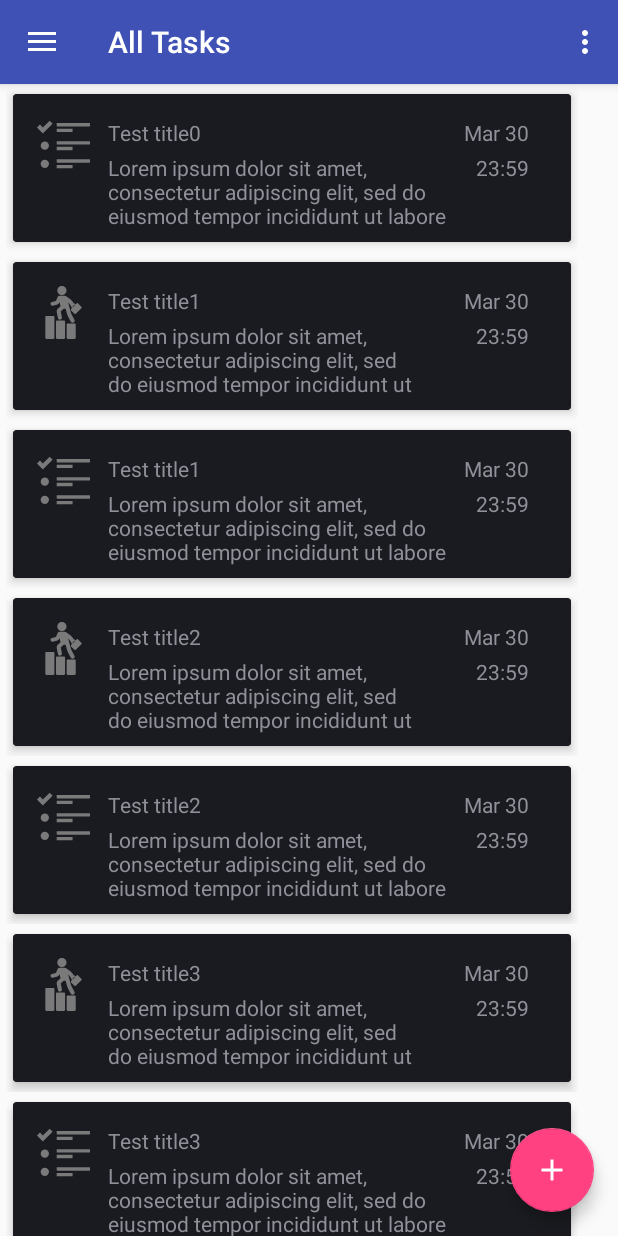
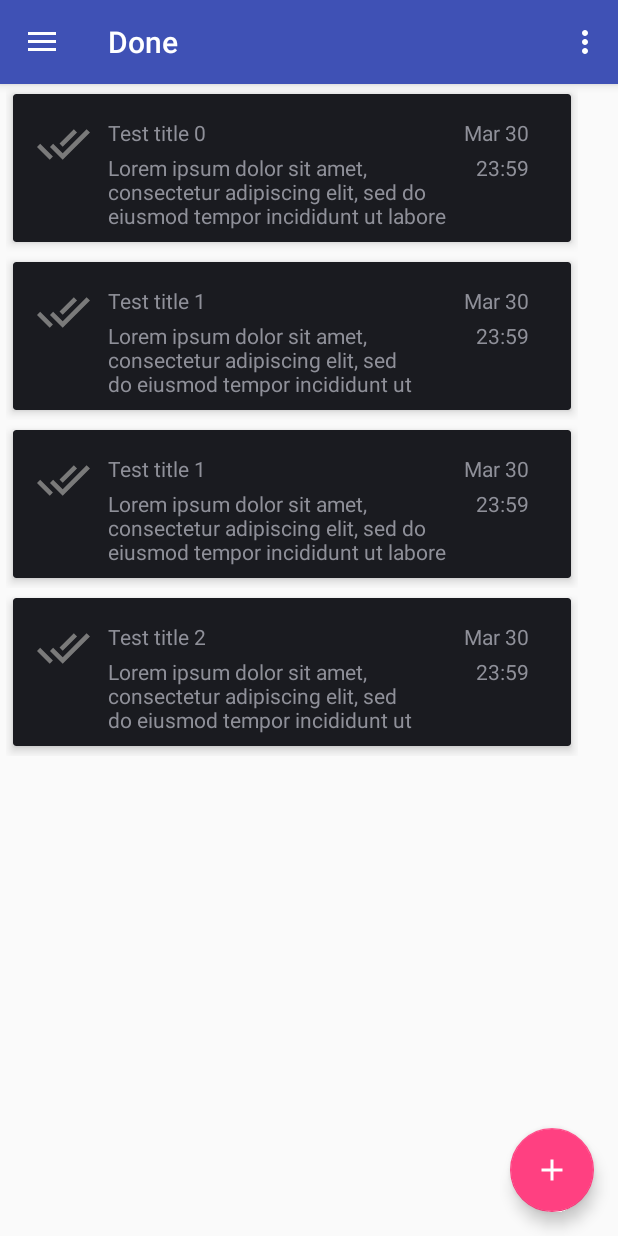
Before and after one commit to AnthonyKontsevoy/my-tasks-android-app, an Android app: the screen it shows after launch (ActivityTasks), in the side drawer, after a tap on "Done", on a phone screen of 412 x 824 dp. Run offline under Robolectric (Android 15) with nearby library versions, the phone set to English and light mode, and no system bars.

Commit message:
1) Fixed the incorrect icons showing in the task cards 2) Switched fragment container view back to framelayout and fixed the cards overlapping when switching between fragments

```diff
--- a/app/src/main/AndroidManifest.xml
+++ b/app/src/main/AndroidManifest.xml
@@ -25,7 +25,7 @@
 
         <activity
             android:name=".tasksview.activity.ActivityTasks"
-            android:label="@string/title_activity_tasks"
+            android:label="@string/app_name"
             android:theme="@style/AppTheme.NoActionBar" />
     </application>
 
--- a/app/src/main/java/com/anthonyestacado/mytasks/model/MyUtils.java
+++ b/app/src/main/java/com/anthonyestacado/mytasks/model/MyUtils.java
@@ -72,7 +72,7 @@ public class MyUtils {
         return stringBuilder.substring(11,16);
     }
 
-    public static List<UserTask> getListOfUserTasksForDebug() {
+    public static List<UserTask> getListOfAllUserTasks() {
 
         List<UserTask> userTasksForDebug = new ArrayList<UserTask>();
 
@@ -82,7 +82,7 @@ public class MyUtils {
 
             userTask.setTaskID(1);
             userTask.setAssignedUserID(1);
-            userTask.setTitle("Test title" + String.valueOf(i));
+            userTask.setTitle("Test title " + String.valueOf(i));
             userTask.setDescription("Lorem ipsum dolor sit amet, consectetur adipiscing elit, sed do eiusmod tempor incididunt ut labore et dolore magna aliqua.");
             userTask.setStatus(0);
             userTask.setDueDate("2018-03-30 23:59:06");
@@ -96,7 +96,7 @@ public class MyUtils {
 
             userTask1.setTaskID(1);
             userTask1.setAssignedUserID(1);
-            userTask1.setTitle("Test title" + String.valueOf(i + 1));
+            userTask1.setTitle("Test title " + String.valueOf(i + 1));
             userTask1.setDescription("Lorem ipsum dolor sit amet, consectetur adipiscing elit, sed do eiusmod tempor incididunt ut labore et dolore magna aliqua. Ut enim ad minim veniam, quis nostrud exercitation ullamco laboris nisi ut aliquip ex ea commodo consequat.");
             userTask1.setStatus(1);
             userTask1.setDueDate("2018-03-30 23:59:06");
@@ -109,4 +109,79 @@ public class MyUtils {
 
         return userTasksForDebug;
     }
+
+    public static List<UserTask> getListOfUserTasksInProgress() {
+
+        List<UserTask> userTasksForDebug = new ArrayList<UserTask>();
+
+        for (int i = 0; i < 3; i++) {
+
+            UserTask userTask = new UserTask();
+
+            userTask.setTaskID(1);
+            userTask.setAssignedUserID(1);
+            userTask.setTitle("Test title " + String.valueOf(i));
+            userTask.setDescription("Lorem ipsum dolor sit amet, consectetur adipiscing elit, sed do eiusmod tempor incididunt ut labore et dolore magna aliqua.");
+            userTask.setStatus(0);
+            userTask.setDueDate("2018-03-30 23:59:06");
+            userTask.setHasNotificationAlert(0);
+            userTask.setRepeatMode("never");
+            userTask.setAttachedUser(null);
+
+            userTasksForDebug.add(userTask);
+
+            UserTask userTask1 = new UserTask();
+
+            userTask1.setTaskID(1);
+            userTask1.setAssignedUserID(1);
+            userTask1.setTitle("Test title " + String.valueOf(i + 1));
+            userTask1.setDescription("Lorem ipsum dolor sit amet, consectetur adipiscing elit, sed do eiusmod tempor incididunt ut labore et dolore magna aliqua. Ut enim ad minim veniam, quis nostrud exercitation ullamco laboris nisi ut aliquip ex ea commodo consequat.");
+            userTask1.setStatus(0);
+            userTask1.setDueDate("2018-03-30 23:59:06");
+            userTask1.setHasNotificationAlert(0);
+            userTask1.setRepeatMode("never");
+            userTask1.setAttachedUser(null);
+
+            userTasksForDebug.add(userTask1);
+        }
+
+        return userTasksForDebug;
+    }
+
+    public static List<UserTask> getListOfDoneUserTasks() {
+
+        List<UserTask> userTasksForDebug = new ArrayList<UserTask>();
+
+        for (int i = 0; i < 2; i++) {
+
+            UserTask userTask = new UserTask();
+
+            userTask.setTaskID(1);
+            userTask.setAssignedUserID(1);
+            userTask.setTitle("Test title " + String.valueOf(i));
+            userTask.setDescription("Lorem ipsum dolor sit amet, consectetur adipiscing elit, sed do eiusmod tempor incididunt ut labore et dolore magna aliqua.");
+            userTask.setStatus(1);
+            userTask.setDueDate("2018-03-30 23:59:06");
+            userTask.setHasNotificationAlert(0);
+            userTask.setRepeatMode("never");
+            userTask.setAttachedUser(null);
+
+            userTasksForDebug.add(userTask);
+
+            UserTask userTask1 = new UserTask();
+
+            userTask1.setTaskID(1);
+            userTask1.setAssignedUserID(1);
+            userTask1.setTitle("Test title " + String.valueOf(i + 1));
+            userTask1.setDescription("Lorem ipsum dolor sit amet, consectetur adipiscing elit, sed do eiusmod tempor incididunt ut labore et dolore magna aliqua. Ut enim ad minim veniam, quis nostrud exercitation ullamco laboris nisi ut aliquip ex ea commodo consequat.");
+            userTask1.setStatus(1);
+            userTask1.setDueDate("2018-03-30 23:59:06");
+            userTask1.setHasNotificationAlert(0);
+            userTask1.setRepeatMode("never");
+            userTask1.setAttachedUser(null);
+
+            userTasksForDebug.add(userTask1);
+        }
+        return userTasksForDebug;
+    }
 }
--- a/app/src/main/java/com/anthonyestacado/mytasks/tasksview/activity/ActivityTasks.java
+++ b/app/src/main/java/com/anthonyestacado/mytasks/tasksview/activity/ActivityTasks.java
@@ -3,6 +3,7 @@ package com.anthonyestacado.mytasks.tasksview.activity;
 import android.app.FragmentManager;
 import android.app.FragmentTransaction;
 import android.os.Bundle;
+import android.support.design.widget.CollapsingToolbarLayout;
 import android.support.design.widget.FloatingActionButton;
 import android.support.design.widget.Snackbar;
 import android.view.View;
@@ -14,12 +15,19 @@ import android.support.v7.app.AppCompatActivity;
 import android.support.v7.widget.Toolbar;
 import android.view.Menu;
 import android.view.MenuItem;
+import android.widget.FrameLayout;
+import android.widget.TextView;
+import android.widget.Toast;
 
 import com.anthonyestacado.mytasks.R;
 import com.anthonyestacado.mytasks.tasksview.fragments.taskslist.TasksListFragment;
 
+import org.w3c.dom.Text;
+
 public class ActivityTasks extends AppCompatActivity
                             implements NavigationView.OnNavigationItemSelectedListener, IActivityTasks {
+
+    private Toolbar toolbar;
 
     @Override
     protected void onCreate(Bundle savedInstanceState) {
@@ -28,7 +36,7 @@ public class ActivityTasks extends AppCompatActivity
         setContentView(R.layout.activity_tasks);
 
         //Set up toolbar
-        Toolbar toolbar = (Toolbar) findViewById(R.id.mainActivityToolbar);
+        toolbar = (Toolbar) findViewById(R.id.mainActivityToolbar);
         setSupportActionBar(toolbar);
 
         //Set up fab
@@ -52,19 +60,8 @@ public class ActivityTasks extends AppCompatActivity
         NavigationView navigationView = (NavigationView) findViewById(R.id.nav_view);
         navigationView.setNavigationItemSelectedListener(this);
 
-        //Initialize default fragment
-        TasksListFragment userTasksFragment = new TasksListFragment();
-        FragmentManager fragmentManager = getFragmentManager();
-        FragmentTransaction fragmentTransaction = fragmentManager.beginTransaction();
-
-        //Send a parameters which is used in a fragment to determine what type of tasks it must load
-        Bundle bundleForFragment = new Bundle();
-        bundleForFragment.putString("userTaskSelectionCriteria", String.valueOf(R.string.title_all_tasks));
-        userTasksFragment.setArguments(bundleForFragment);
-
-        //Start fragment
-        fragmentTransaction.add(R.id.fragment_container, userTasksFragment);
-        fragmentTransaction.commit();
+        //load default fragment
+        loadFragmentByCriteria(getResources().getString(R.string.title_all_tasks));
     }
 
     @Override
@@ -91,11 +88,16 @@ public class ActivityTasks extends AppCompatActivity
         // as you specify a parent activity in AndroidManifest.xml.
         int id = item.getItemId();
 
-        //noinspection SimplifiableIfStatement
-        if (id == R.id.action_settings) {
-            return true;
+        switch (id) {
+            case R.id.home: {
+                DrawerLayout drawer = (DrawerLayout) findViewById(R.id.drawer_layout);
+                drawer.openDrawer(GravityCompat.START);
+                return true;
+            }
+            case R.id.action_settings: {
+                return true;
+            }
         }
-
         return super.onOptionsItemSelected(item);
     }
 
@@ -106,16 +108,37 @@ public class ActivityTasks extends AppCompatActivity
         int id = item.getItemId();
 
         if (id == R.id.nav_all_tasks) {
-            // Handle the camera action
+
+            clearFragmentContainer();
+            loadFragmentByCriteria(getResources().getString(R.string.title_all_tasks));
+
         } else if (id == R.id.nav_tasks_in_progress) {
+
+            clearFragmentContainer();
+            loadFragmentByCriteria(getResources().getString(R.string.title_tasks_in_progress));
 
         } else if (id == R.id.nav_done_tasks) {
 
+            clearFragmentContainer();
+            loadFragmentByCriteria(getResources().getString(R.string.title_done_tasks));
+
         } else if (id == R.id.nav_agenda) {
+
+            //TODO: implement agenda as a part of Phase 2
+            Toast toast = Toast.makeText(this, "Coming soon", Toast.LENGTH_LONG);
+            toast.show();
 
         } else if (id == R.id.nav_change_user) {
 
+            //TODO: implement agenda as a part of Phase 2
+            Toast toast = Toast.makeText(this, "Coming soon", Toast.LENGTH_LONG);
+            toast.show();
+
         } else if (id == R.id.nav_settings) {
+
+            //TODO: implement agenda as a part of Phase 2
+            Toast toast = Toast.makeText(this, "Coming soon", Toast.LENGTH_LONG);
+            toast.show();
 
         }
 
@@ -124,10 +147,29 @@ public class ActivityTasks extends AppCompatActivity
         return true;
     }
 
-    public void setToolbarTitle(int resourceID) {
-        Toolbar toolbar = (Toolbar) findViewById(R.id.mainActivityToolbar);
-        setSupportActionBar(toolbar);
-        getSupportActionBar().setTitle(resourceID);
+    private void loadFragmentByCriteria(String criteria) {
+        //Initialize fragment
+        TasksListFragment userTasksFragment = new TasksListFragment();
+        FragmentManager fragmentManager = getFragmentManager();
+        FragmentTransaction fragmentTransaction = fragmentManager.beginTransaction();
+
+        //Send a parameters which is used in a fragment to determine what type of tasks it must load
+        Bundle bundleForFragment = new Bundle();
+        bundleForFragment.putString("criteria", criteria);
+        userTasksFragment.setArguments(bundleForFragment);
+
+        //Start fragment
+        fragmentTransaction.add(R.id.fragment_container, userTasksFragment);
+        fragmentTransaction.commit();
+    }
+
+    private void clearFragmentContainer() {
+        FrameLayout frameLayout = (FrameLayout) findViewById(R.id.fragment_container);
+        frameLayout.removeAllViewsInLayout();
+    }
+
+    public void setToolbarTitle(String toolbarTitle) {
+        getSupportActionBar().setTitle(toolbarTitle);
     }
 
     @Override
--- a/app/src/main/java/com/anthonyestacado/mytasks/tasksview/activity/IActivityTasks.java
+++ b/app/src/main/java/com/anthonyestacado/mytasks/tasksview/activity/IActivityTasks.java
@@ -6,6 +6,6 @@ package com.anthonyestacado.mytasks.tasksview.activity;
 
 public interface IActivityTasks {
 
-    void setToolbarTitle(int resourceID);
+    void setToolbarTitle(String toolbarTitle);
     void expandToolbar();
 }
--- a/app/src/main/java/com/anthonyestacado/mytasks/tasksview/fragments/taskslist/RecyclerViewAdapter.java
+++ b/app/src/main/java/com/anthonyestacado/mytasks/tasksview/fragments/taskslist/RecyclerViewAdapter.java
@@ -55,20 +55,14 @@ public class RecyclerViewAdapter extends RecyclerView.Adapter<UserTaskCardViewHo
         holder.userTaskDueTime.setText(time);
 
         switch (userTask.getStatus()) {
-            //Sets the "All tasks" image
+            //Sets the "In progress" image
             case 0: {
-                holder.statusImage.setImageDrawable(context.getResources().getDrawable(R.drawable.ic_all_tasks));
-                break;
-            }
-
-            //Sets the "In progress" image
-            case 1: {
                 holder.statusImage.setImageDrawable(context.getResources().getDrawable(R.drawable.ic_tasks_in_progress));
                 break;
             }
 
-            //Sets the "Done tasks" image
-            case 2: {
+            //Sets the "Done" image
+            case 1: {
                 holder.statusImage.setImageDrawable(context.getResources().getDrawable(R.drawable.ic_done_tasks));
                 break;
             }
--- a/app/src/main/java/com/anthonyestacado/mytasks/tasksview/fragments/taskslist/TasksListFragment.java
+++ b/app/src/main/java/com/anthonyestacado/mytasks/tasksview/fragments/taskslist/TasksListFragment.java
@@ -20,6 +20,7 @@ import android.widget.ListAdapter;
 import com.anthonyestacado.mytasks.R;
 import com.anthonyestacado.mytasks.model.MyUtils;
 import com.anthonyestacado.mytasks.model.UserTask;
+import com.anthonyestacado.mytasks.tasksview.activity.ActivityTasks;
 import com.anthonyestacado.mytasks.tasksview.activity.IActivityTasks;
 
 import java.util.ArrayList;
@@ -45,12 +46,33 @@ public class TasksListFragment extends Fragment {
 
         userTasksActivity = (IActivityTasks) getActivity();
 
-        if (getArguments() != null) {
-            userTasksSelectionCriteria = getArguments().getString("userTaskSelectionCriteria");
+        Bundle bundle = this.getArguments();
+        if (bundle != null) {
+
+            userTasksSelectionCriteria = getArguments().getString("criteria");
         }
 
         //TODO: load information about tasks into the list
-        userTasksList = MyUtils.getListOfUserTasksForDebug();
+        if (userTasksSelectionCriteria != null) {
+            switch (userTasksSelectionCriteria) {
+                case "All tasks": {
+                    userTasksList = MyUtils.getListOfAllUserTasks();
+                    break;
+                }
+                case "In progress": {
+                    userTasksList = MyUtils.getListOfUserTasksInProgress();
+                    break;
+                }
+                case "Done":{
+                    userTasksList = MyUtils.getListOfDoneUserTasks();
+                    break;
+                }
+                default: {
+                    userTasksList = MyUtils.getListOfAllUserTasks();
+                    break;
+                }
+            }
+        }
 
         RecyclerView recyclerView = (RecyclerView) view.findViewById(R.id.userTasksRecyclerView);
         RecyclerViewAdapter listAdapter = new RecyclerViewAdapter(getActivity().getApplicationContext(), userTasksList);
@@ -59,8 +81,9 @@ public class TasksListFragment extends Fragment {
         recyclerView.setItemAnimator(new DefaultItemAnimator());
         recyclerView.setAdapter(listAdapter);
 
-        //getActivity().setTitle(R.string.title_all_tasks);
-        userTasksActivity.setToolbarTitle(R.string.title_all_tasks);
+        ((ActivityTasks) getActivity()).setToolbarTitle(userTasksSelectionCriteria);
+        //getActivity().setTitle(userTasksSelectionCriteria);
+        //userTasksActivity.setToolbarTitle(userTasksSelectionCriteria);
         return view;
     }
 }
--- /dev/null
+++ b/app/src/main/res/drawable/ic_check_mark.xml
@@ -0,0 +1,4 @@
+<vector android:height="24dp" android:viewportHeight="288.579"
+    android:viewportWidth="288.579" android:width="24dp" xmlns:android="http://schemas.android.com/apk/res/android">
+    <path android:fillColor="#3f51b5" android:pathData="M283.13,57.18l-22.87,-22.13c-7.1,-6.87 -18.44,-6.68 -25.31,0.42L113.44,161.09c-6.88,7.11 -19.4,8.88 -27.99,3.96l-42.82,-24.54c-8.57,-4.92 -19.51,-1.95 -24.43,6.63l-15.83,27.61c-4.92,8.58 -1.95,19.52 6.62,24.43c0,0 103.89,59.46 103.93,59.38c0.05,-0.08 137.25,-141.57 170.62,-176.06C290.42,75.39 290.23,64.05 283.13,57.18z"/>
+</vector>
--- a/app/src/main/res/layout/activity_tasks_app_bar.xml
+++ b/app/src/main/res/layout/activity_tasks_app_bar.xml
@@ -12,12 +12,22 @@
         android:layout_height="wrap_content"
         android:theme="@style/AppTheme.AppBarOverlay">
 
-        <android.support.v7.widget.Toolbar
-            android:id="@+id/mainActivityToolbar"
-            android:layout_width="match_parent"
-            android:layout_height="?attr/actionBarSize"
-            android:background="?attr/colorPrimary"
-            app:popupTheme="@style/AppTheme.PopupOverlay" />
+        <!--<android.support.design.widget.CollapsingToolbarLayout-->
+        <!--android:id="@+id/collapsing_toolbar"-->
+        <!--android:layout_width="match_parent"-->
+        <!--android:layout_height="match_parent"-->
+        <!--app:layout_scrollFlags="scroll|exitUntilCollapsed" >-->
+
+            <android.support.v7.widget.Toolbar
+                android:id="@+id/mainActivityToolbar"
+                android:layout_width="match_parent"
+                android:layout_height="?attr/actionBarSize"
+                android:background="?attr/colorPrimary"
+                app:popupTheme="@style/AppTheme.PopupOverlay" >
+
+            </android.support.v7.widget.Toolbar>
+
+        <!--</android.support.design.widget.CollapsingToolbarLayout>-->
 
     </android.support.design.widget.AppBarLayout>
 
--- a/app/src/main/res/layout/activity_tasks_content.xml
+++ b/app/src/main/res/layout/activity_tasks_content.xml
@@ -8,7 +8,7 @@
     tools:context="com.anthonyestacado.mytasks.tasksview.activity.ActivityTasks"
     tools:showIn="@layout/activity_tasks_app_bar">
 
-    <LinearLayout
+    <FrameLayout
         xmlns:android="http://schemas.android.com/apk/res/android"
         android:id="@+id/fragment_container"
         android:layout_width="match_parent"
--- a/app/src/main/res/values-v21/strings.xml
+++ b/app/src/main/res/values-v21/strings.xml
@@ -3,8 +3,8 @@
 
     <string name="title_activity_tasks">Tasks</string>
 
-    <string name="title_all_tasks">All Tasks</string>
-    <string name="title_tasks_in_progress">In Progress</string>
+    <string name="title_all_tasks">All tasks</string>
+    <string name="title_tasks_in_progress">In progress</string>
     <string name="title_done_tasks">Done</string>
 
     <string name="action_settings">Settings</string>
--- a/app/src/main/res/values/strings.xml
+++ b/app/src/main/res/values/strings.xml
@@ -3,8 +3,8 @@
 
     <string name="title_activity_tasks">Tasks</string>
 
-    <string name="title_all_tasks">All Tasks</string>
-    <string name="title_tasks_in_progress">In Progress</string>
+    <string name="title_all_tasks">All tasks</string>
+    <string name="title_tasks_in_progress">In progress</string>
     <string name="title_done_tasks">Done</string>
 
     <string name="action_settings">Settings</string>
```
Also changed, not shown: app/src/main/res/drawable/ic_work_in_progress.xml (added, +15 -0 lines).
